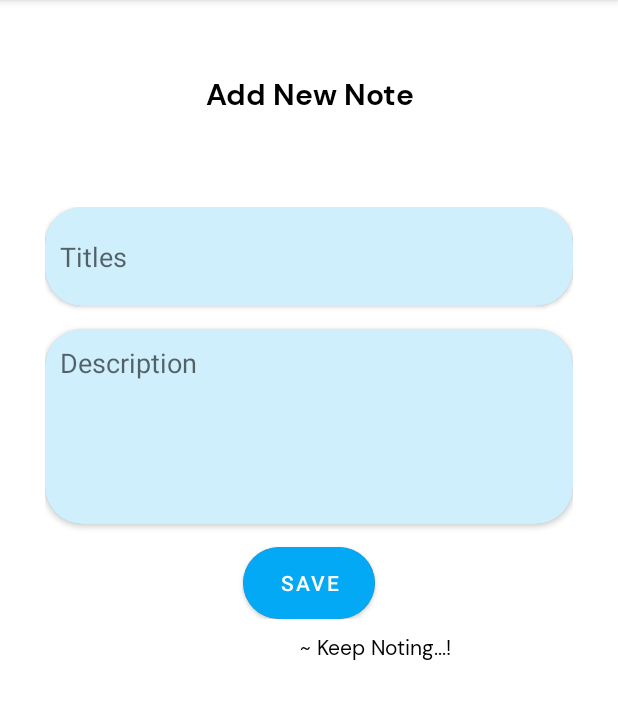
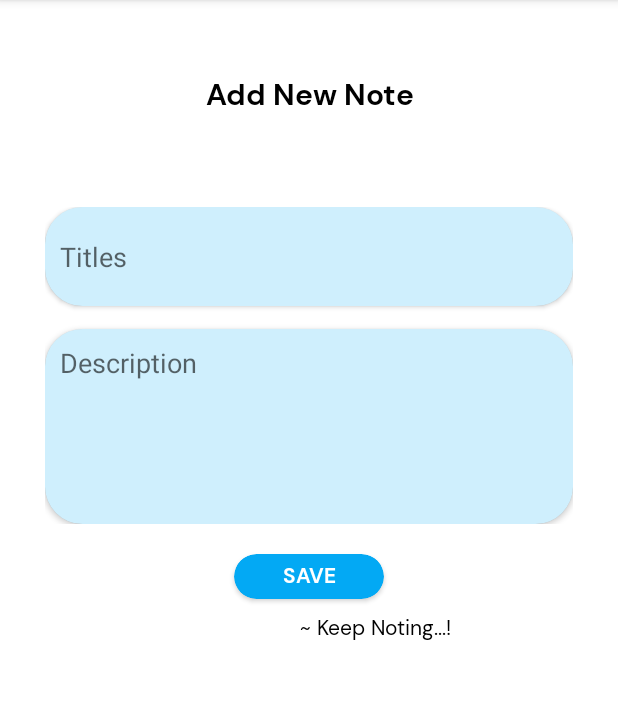
Before and after one commit to RAJSABARI/MR.NOTES, an Android app: the AddNoteActivity screen opened directly, with no data from a screen before it, on a phone screen of 412 x 824 dp, the part 84-803 px from its top. Run offline under Robolectric (Android 15) with nearby library versions, the phone set to English and light mode, and no system bars; libraries missing offline, so code that uses them is left out: io.realm; Roboto replaces fonts that are not available here; 1 statement that could not run was skipped.

Commit message:
RAJSABARI|Chnaged Button into Textview

```diff
--- a/app/src/main/res/layout/activity_add_note.xml
+++ b/app/src/main/res/layout/activity_add_note.xml
@@ -64,29 +64,54 @@ android:padding="10dp"
                 android:lines="5"
                 android:padding="10dp" />
         </androidx.cardview.widget.CardView>
-        <androidx.cardview.widget.CardView
-            android:layout_width="wrap_content"
+<!--        <androidx.cardview.widget.CardView-->
+<!--            android:layout_width="wrap_content"-->
+<!--            android:layout_height="wrap_content"-->
+<!--            android:layout_marginTop="15dp"-->
+<!--            app:cardCornerRadius="25dp"-->
+<!--            android:layout_gravity="center"-->
+<!--            android:backgroundTint="#F44336"-->
+
+<!--            >-->
+
+<!--            <Button-->
+<!--                android:background="#F44336"-->
+<!--                android:id="@+id/save1"-->
+<!--                android:layout_width="wrap_content"-->
+<!--                android:layout_height="match_parent"-->
+<!--                android:text="SAVE" />-->
+<!--        </androidx.cardview.widget.CardView>-->
+    </LinearLayout>
+    <androidx.cardview.widget.CardView
+        android:layout_marginTop="10dp"
+        app:cardCornerRadius="20dp"
+        android:padding="10dp"
+        android:layout_centerHorizontal="true"
+        android:id="@+id/button"
+        android:layout_below="@+id/linear"
+        android:layout_width="100dp"
+        android:layout_height="30dp"
+        android:backgroundTint="#03A9F4">
+        <TextView
+
+            android:layout_gravity="center"
+            android:id="@+id/save1"
+          android:fontFamily="@font/dmsansbold"
+            android:textColor="@color/white"
+            android:padding="2dp"
+            android:textAlignment="center"
+            android:layout_width="match_parent"
             android:layout_height="wrap_content"
-            android:layout_marginTop="15dp"
-            app:cardCornerRadius="25dp"
-            android:layout_gravity="center"
-            android:backgroundTint="#F44336"
+            android:text="SAVE"
+           />
 
-            >
-
-            <Button
-                android:background="#F44336"
-                android:id="@+id/save1"
-                android:layout_width="wrap_content"
-                android:layout_height="match_parent"
-                android:text="SAVE" />
-        </androidx.cardview.widget.CardView>
-    </LinearLayout>
+    </androidx.cardview.widget.CardView>
 
     <TextView
+        android:layout_marginTop="10dp"
         android:layout_width="wrap_content"
         android:layout_height="wrap_content"
-        android:layout_below="@id/linear"
+        android:layout_below="@id/button"
         android:layout_marginLeft="200dp"
         android:fontFamily="@font/dmr"
         android:text="~ Keep Noting...!"
```
